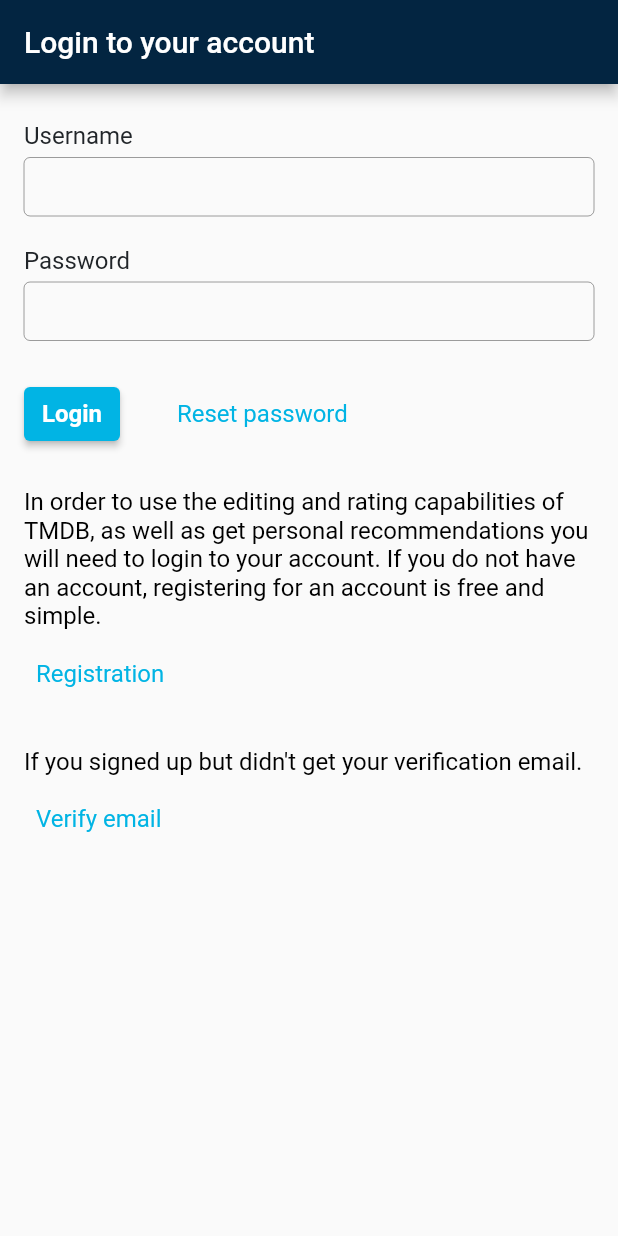
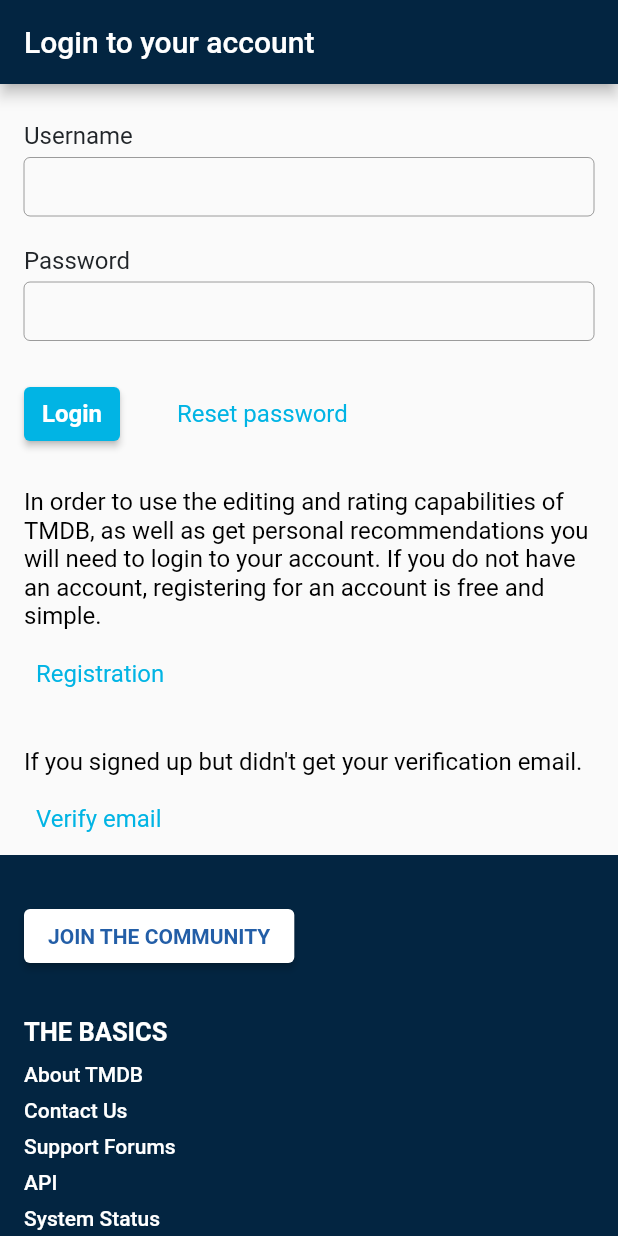
Before and after one commit to theivmatic/themoviedb, a Flutter app: the screen it shows after launch, on a phone screen of 412 x 824 dp. Run offline on Flutter 3.47's test engine with Material 2 defaults, Android fonts, the phone set to English and light mode, and no system bars.

Commit message:
made a footer

```diff
--- a/lib/widgets/auth/auth_widget.dart
+++ b/lib/widgets/auth/auth_widget.dart
@@ -1,4 +1,5 @@
 import 'package:flutter/material.dart';
+import 'package:themoviedb_training_app/widgets/footer/footer.dart';
 import 'package:themoviedb_training_app/widgets/theme/button_style.dart';
 
 class AuthWidget extends StatefulWidget {
@@ -18,6 +19,7 @@
       body: ListView(
         children: const [
           _HeaderTextWidget(),
+          Footer(),
         ],
       ),
     );
--- /dev/null
+++ b/lib/widgets/footer/footer.dart
@@ -0,0 +1,33 @@
+import 'package:flutter/material.dart';
+import 'package:themoviedb_training_app/widgets/footer/footer_about_us.dart';
+
+class Footer extends StatelessWidget {
+  const Footer({Key? key}) : super(key: key);
+
+  @override
+  Widget build(BuildContext context) {
+    return Container(
+      width: double.infinity,
+      height: 797,
+      color: const Color.fromRGBO(3, 37, 65, 1),
+      child: Padding(
+        padding: const EdgeInsets.symmetric(horizontal: 16, vertical: 30),
+        child: Column(
+          crossAxisAlignment: CrossAxisAlignment.start,
+          children: [
+            ElevatedButton(
+              onPressed: () {},
+              style: const ButtonStyle(
+                backgroundColor: MaterialStatePropertyAll(Colors.white),
+                foregroundColor: MaterialStatePropertyAll(Color(0xFF235EA7),),
+              ),
+              child: const Text('JOIN THE COMMUNITY', style: TextStyle(fontWeight: FontWeight.bold),),
+            ),
+            const SizedBox(height: 30,),
+            const FooterAboutUsWidget(),
+          ],
+        ),
+      ),
+    );
+  }
+}
--- /dev/null
+++ b/lib/widgets/footer/footer_about_us.dart
@@ -0,0 +1,25 @@
+import 'package:flutter/material.dart';
+import 'package:themoviedb_training_app/widgets/footer/footer_blocks/footer_about_us_1st_column.dart';
+import 'package:themoviedb_training_app/widgets/footer/footer_blocks/footer_about_us_2nd_column.dart';
+import 'package:themoviedb_training_app/widgets/footer/footer_blocks/footer_about_us_3rd_column.dart';
+import 'package:themoviedb_training_app/widgets/footer/footer_blocks/footer_about_us_4th_column.dart';
+
+class FooterAboutUsWidget extends StatelessWidget {
+  const FooterAboutUsWidget({Key? key}) : super(key: key);
+
+  @override
+  Widget build(BuildContext context) {
+    return Column(
+      crossAxisAlignment: CrossAxisAlignment.start,
+      children: const [
+        AboutUsFirstBlock(),
+        SizedBox(height: 30),
+        AboutUsSecondBlock(),
+        SizedBox(height: 30),
+        AboutUsThirdBlock(),
+        SizedBox(height: 30),
+        AboutUsFourthBlock(),
+      ],
+    );
+  }
+}
--- /dev/null
+++ b/lib/widgets/footer/footer_blocks/footer_about_us_1st_column.dart
@@ -0,0 +1,59 @@
+import 'package:flutter/material.dart';
+
+class AboutUsFirstBlock extends StatelessWidget {
+  const AboutUsFirstBlock({Key? key}) : super(key: key);
+
+  @override
+  Widget build(BuildContext context) {
+    return Column(
+      crossAxisAlignment: CrossAxisAlignment.start,
+      children: const [
+        Text(
+          'THE BASICS',
+          style: TextStyle(
+              color: Colors.white, fontWeight: FontWeight.bold, fontSize: 17),
+        ),
+        SizedBox(height: 10,),
+        Text(
+          'About TMDB',
+          style: TextStyle(
+            color: Colors.white,
+            fontWeight: FontWeight.w500,
+          ),
+        ),
+        SizedBox(height: 8,),
+        Text(
+          'Contact Us',
+          style: TextStyle(
+            color: Colors.white,
+            fontWeight: FontWeight.w500,
+          ),
+        ),
+        SizedBox(height: 8,),
+        Text(
+          'Support Forums',
+          style: TextStyle(
+            color: Colors.white,
+            fontWeight: FontWeight.w500,
+          ),
+        ),
+        SizedBox(height: 8,),
+        Text(
+          'API',
+          style: TextStyle(
+            color: Colors.white,
+            fontWeight: FontWeight.w500,
+          ),
+        ),
+        SizedBox(height: 8,),
+        Text(
+          'System Status',
+          style: TextStyle(
+            color: Colors.white,
+            fontWeight: FontWeight.w500,
+          ),
+        ),
+      ],
+    );
+  }
+}
```
Also changed, not shown: lib/widgets/footer/footer_blocks/footer_about_us_2nd_column.dart (added, +43 -0 lines), lib/widgets/footer/footer_blocks/footer_about_us_3rd_column.dart (added, +51 -0 lines), lib/widgets/footer/footer_blocks/footer_about_us_4th_column.dart (added, +43 -0 lines).
